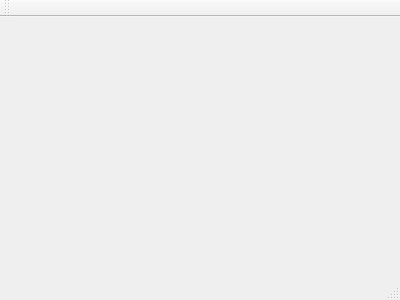
Above: Demo/RSATools/MainWindow.ui from jysperm/ZeroMS-1x before the change. Below: the same form after it.
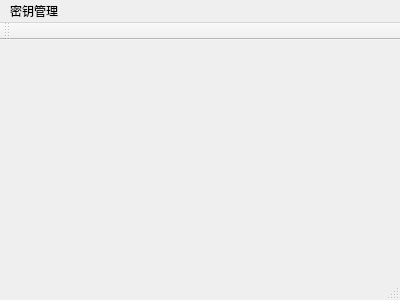
That is the form after the change.

Commit message: RSA密钥对生成

```diff
--- a/Demo/RSATools/MainWindow.ui
+++ b/Demo/RSATools/MainWindow.ui
@@ -12,13 +12,43 @@
   <property name="windowTitle" >
    <string>MainWindow</string>
   </property>
-  <widget class="QMenuBar" name="menuBar" />
-  <widget class="QToolBar" name="mainToolBar" />
-  <widget class="QWidget" name="centralWidget" />
-  <widget class="QStatusBar" name="statusBar" />
+  <widget class="QWidget" name="centralWidget"/>
+  <widget class="QMenuBar" name="menuBar">
+   <property name="geometry">
+    <rect>
+     <x>0</x>
+     <y>0</y>
+     <width>400</width>
+     <height>23</height>
+    </rect>
+   </property>
+   <widget class="QMenu" name="menu">
+    <property name="title">
+     <string>密钥管理</string>
+    </property>
+    <addaction name="actionMakeKeyPair"/>
+   </widget>
+   <addaction name="menu"/>
+  </widget>
+  <widget class="QToolBar" name="mainToolBar">
+   <attribute name="toolBarArea">
+    <enum>TopToolBarArea</enum>
+   </attribute>
+   <attribute name="toolBarBreak">
+    <bool>false</bool>
+   </attribute>
+  </widget>
+  <widget class="QStatusBar" name="statusBar"/>
+  <action name="actionMakeKeyPair">
+   <property name="text">
+    <string>生成密钥对</string>
+   </property>
+   <property name="toolTip">
+    <string>生成密钥对</string>
+   </property>
+  </action>
  </widget>
- <layoutDefault spacing="6" margin="11" />
- <pixmapfunction></pixmapfunction>
+ <layoutdefault spacing="6" margin="11"/>
  <resources/>
  <connections/>
 </ui>
```
Left out of the diff: 7 changed lines with no effect on the pictures. The commit also changes 7 other files.
